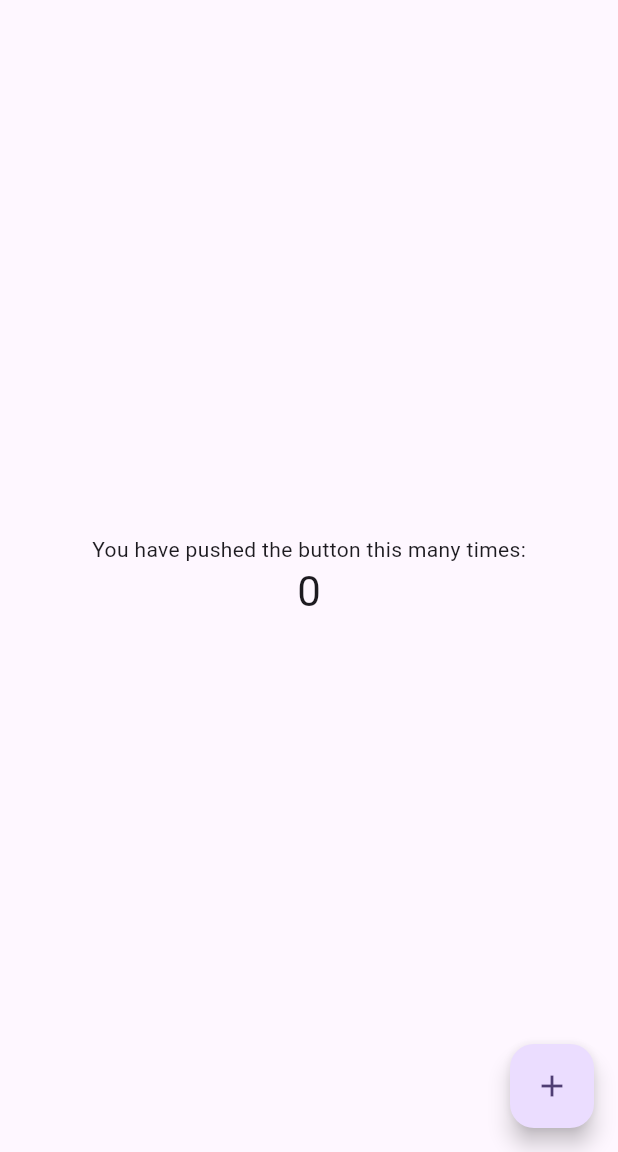
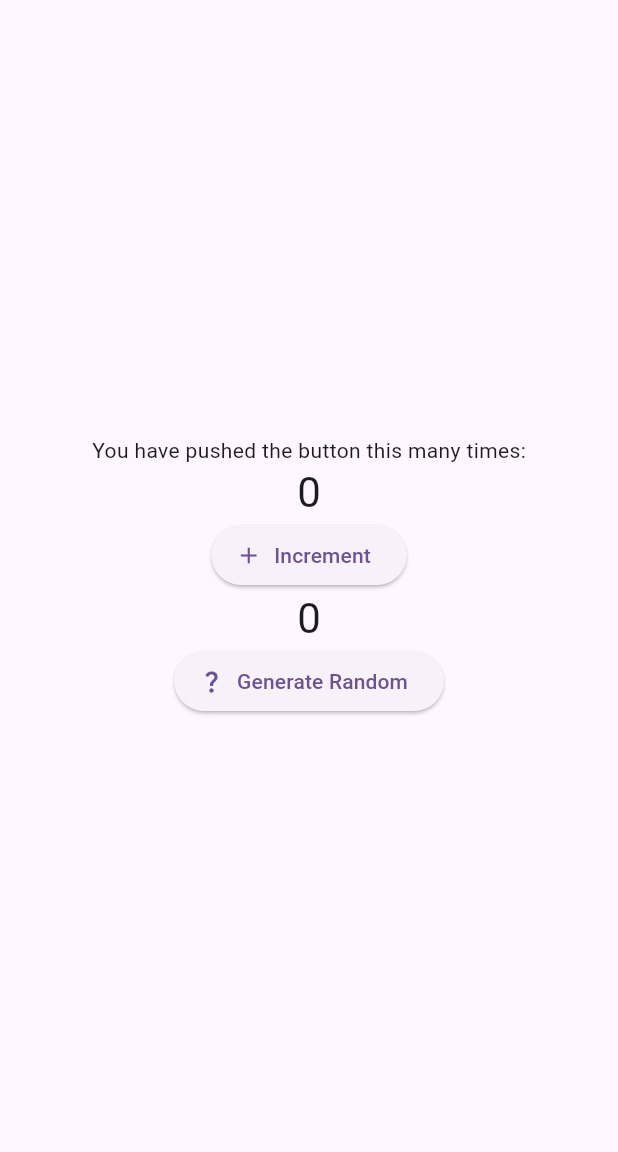
Before and after one commit to markclemonsaya/aya_flutter_workshop, a Flutter app: the screen it shows after launch, on a phone screen of 412 x 824 dp, the part 84-1236 px from its top. Run offline on Flutter 3.47's test engine with Material 3 defaults, Android fonts, the phone set to English and light mode, and no system bars.

Commit message:
updated step 2 to have random number

```diff
--- a/step_2/lib/main.dart
+++ b/step_2/lib/main.dart
@@ -1,4 +1,5 @@
 import 'package:flutter/material.dart';
+import 'dart:math';
 
 void main() {
   runApp(const MyApp());
@@ -56,6 +57,7 @@ class MyHomePage extends StatefulWidget {
 
 class _MyHomePageState extends State<MyHomePage> {
   int _counter = 0;
+  int _random = 0;
 
   void _incrementCounter() {
     setState(() {
@@ -65,6 +67,12 @@ class _MyHomePageState extends State<MyHomePage> {
       // _counter without calling setState(), then the build method would not be
       // called again, and so nothing would appear to happen.
       _counter++;
+    });
+  }
+
+  void _generateRandomNumber() {
+    setState(() {
+      _random = Random().nextInt(100);
     });
   }
 
@@ -112,14 +120,16 @@ class _MyHomePageState extends State<MyHomePage> {
               '$_counter',
               style: Theme.of(context).textTheme.headlineMedium,
             ),
+            ElevatedButton.icon(onPressed: _incrementCounter, icon: const Icon(Icons.add), label: const Text('Increment')),
+            Text(
+              '$_random',
+              style: Theme.of(context).textTheme.headlineMedium,
+            ),
+            ElevatedButton.icon(
+                onPressed: _generateRandomNumber, icon: const Icon(Icons.question_mark), label: const Text('Generate Random'))
           ],
         ),
       ),
-      floatingActionButton: FloatingActionButton(
-        onPressed: _incrementCounter,
-        tooltip: 'Increment',
-        child: const Icon(Icons.add),
-      ), // This trailing comma makes auto-formatting nicer for build methods.
     );
   }
 }
```
